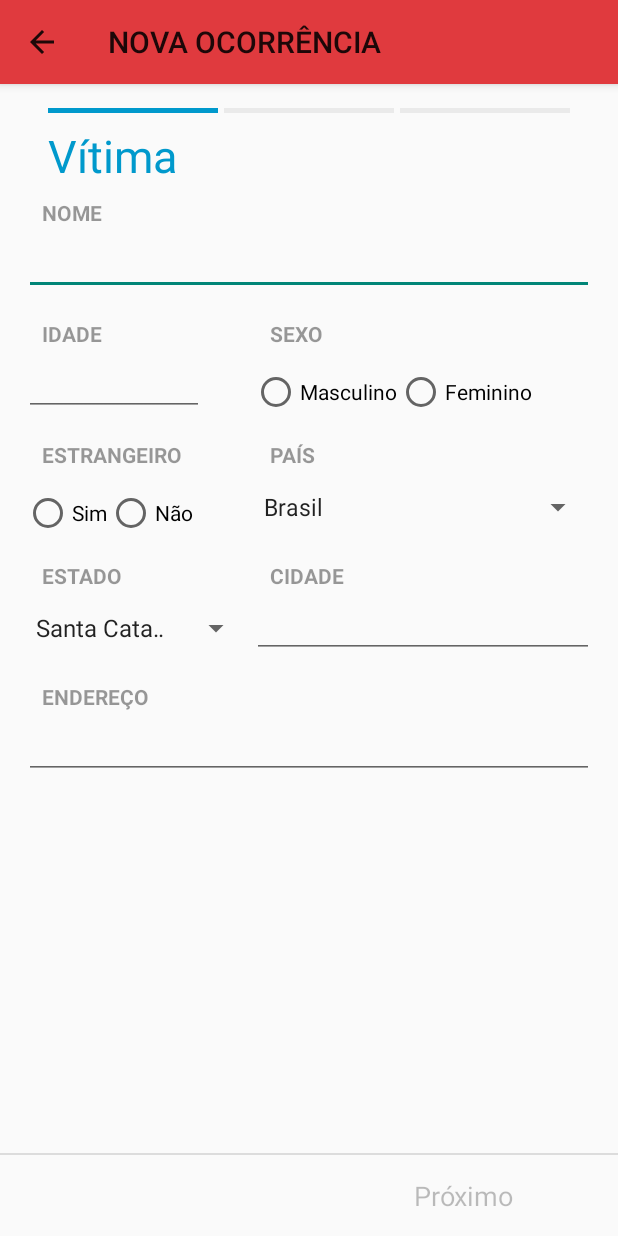
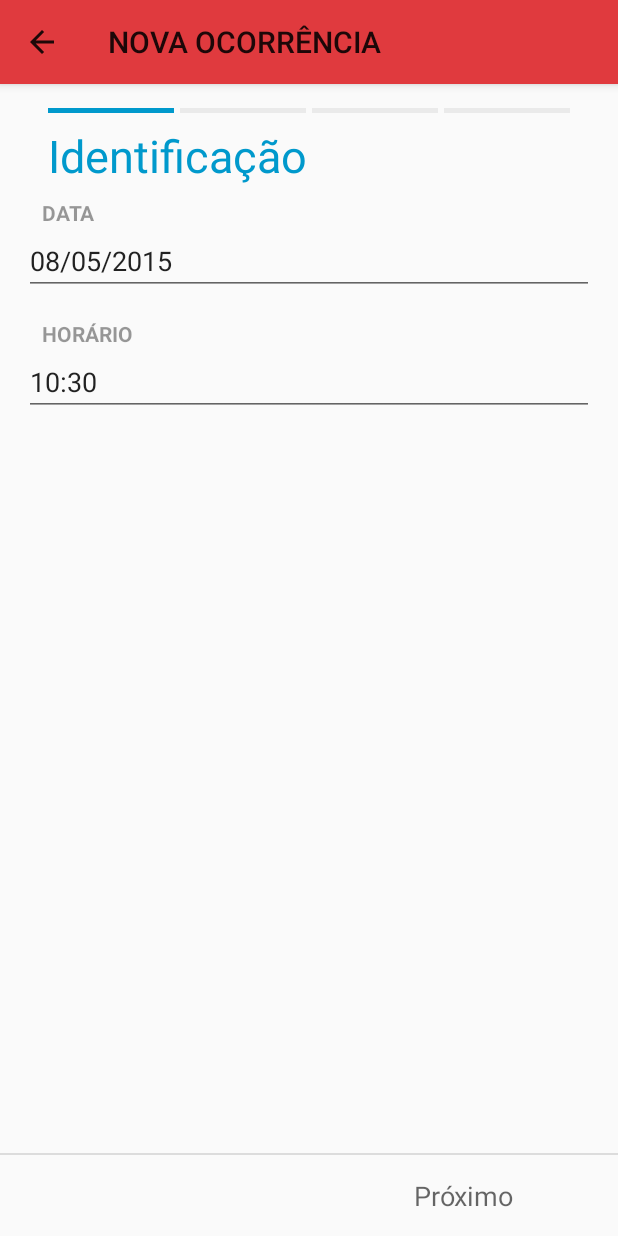
Before and after one commit to linomassarani/E-193-mobile, an Android app: the MainActivity screen opened directly, with no data from a screen before it, on a phone screen of 412 x 824 dp. Run offline under Robolectric (Android 15) with nearby library versions, the phone set to English and light mode, and no system bars; pictures from the network do not load.

Commit message:
Data and Time View Finished

```diff
--- a/app/src/main/java/org/sc/cbm/e193/praia/insercao/wizard/PraiaInsercaoWizardModel.java
+++ b/app/src/main/java/org/sc/cbm/e193/praia/insercao/wizard/PraiaInsercaoWizardModel.java
@@ -19,6 +19,7 @@ package org.sc.cbm.e193.praia.insercao.wizard;
 import org.sc.cbm.e193.praia.insercao.wizard.model.AbstractWizardModel;
 import org.sc.cbm.e193.praia.insercao.wizard.model.BranchPage;
 import org.sc.cbm.e193.praia.insercao.wizard.model.CustomerInfoPage;
+import org.sc.cbm.e193.praia.insercao.wizard.model.DateNTimePage;
 import org.sc.cbm.e193.praia.insercao.wizard.model.Page;
 import org.sc.cbm.e193.praia.insercao.wizard.model.PageList;
 import org.sc.cbm.e193.praia.insercao.wizard.model.SingleFixedChoicePage;
@@ -36,6 +37,8 @@ public class PraiaInsercaoWizardModel extends AbstractWizardModel {
     @Override
     protected PageList onNewRootPageList() {
         return new PageList(
+                new DateNTimePage(this, "Identificação")
+                        .setRequired(true),
                 new VictimInfoPage(this, "Vítima")
                         .setRequired(true),
 
@@ -83,11 +86,17 @@ public class PraiaInsercaoWizardModel extends AbstractWizardModel {
                         .addBranch("Afogamento com recuperação", appendBeachForm(
                                 new SingleFixedChoicePage(this, "Água")
                                         .setChoices("Doce", "Salgada")
+                                        .setRequired(true),
+                                new SingleFixedChoicePage(this, "Grau de afogamento")
+                                        .setChoices("1", "2", "3", "4", "5", "6")
                                         .setRequired(true)))
 
                         .addBranch("Afogamento seguido de morte", appendBeachForm(
                                 new SingleFixedChoicePage(this, "Água")
                                         .setChoices("Doce", "Salgada")
+                                        .setRequired(true),
+                                new SingleFixedChoicePage(this, "Grau de afogamento")
+                                        .setChoices("1", "2", "3", "4", "5", "6")
                                         .setRequired(true)))
 
                         .addBranch("Lesão ou corte",
--- /dev/null
+++ b/app/src/main/java/org/sc/cbm/e193/praia/insercao/wizard/model/DateNTimePage.java
@@ -0,0 +1,37 @@
+package org.sc.cbm.e193.praia.insercao.wizard.model;
+
+import android.support.v4.app.Fragment;
+import android.text.TextUtils;
+
+import org.sc.cbm.e193.praia.insercao.wizard.ui.DateNTimeFragment;
+
+import java.util.ArrayList;
+
+/**
+ * A page asking incident's date and hour
+ */
+public class DateNTimePage extends Page {
+    public static final String DATE_DATA_KEY = "date";
+    public static final String TIME_DATA_KEY = "time";
+
+    public DateNTimePage(ModelCallbacks callbacks, String title) {
+        super(callbacks, title);
+    }
+
+    @Override
+    public Fragment createFragment() {
+        return DateNTimeFragment.create(getKey());
+    }
+
+    @Override
+    public void getReviewItems(ArrayList<ReviewItem> dest) {
+        dest.add(new ReviewItem("Data", mData.getString(DATE_DATA_KEY), getKey(), -1));
+        dest.add(new ReviewItem("Horário", mData.getString(TIME_DATA_KEY), getKey(), -1));
+    }
+
+    @Override
+    public boolean isCompleted() {
+        return !TextUtils.isEmpty(mData.getString(TIME_DATA_KEY)) &&
+                !TextUtils.isEmpty(mData.getString(DATE_DATA_KEY));
+    }
+}
--- /dev/null
+++ b/app/src/main/java/org/sc/cbm/e193/praia/insercao/wizard/ui/DateNTimeFragment.java
@@ -0,0 +1,206 @@
+package org.sc.cbm.e193.praia.insercao.wizard.ui;
+
+import android.app.Activity;
+import android.os.Bundle;
+import android.support.v4.app.Fragment;
+import android.text.Editable;
+import android.text.TextWatcher;
+import android.view.LayoutInflater;
+import android.view.View;
+import android.view.ViewGroup;
+import android.widget.TextView;
+
+import org.sc.cbm.e193.R;
+import org.sc.cbm.e193.praia.insercao.wizard.model.DateNTimePage;
+
+import java.util.Calendar;
+
+public class DateNTimeFragment extends Fragment {
+    private static final String ARG_KEY = "key";
+
+    private PageFragmentCallbacks mCallbacks;
+    private String mKey;
+    private DateNTimePage mPage;
+    private TextView mTimeView;
+    private TextView mDateView;
+
+    public static DateNTimeFragment create(String key) {
+        Bundle args = new Bundle();
+        args.putString(ARG_KEY, key);
+
+        DateNTimeFragment fragment = new DateNTimeFragment();
+        fragment.setArguments(args);
+
+        return fragment;
+
+    }
+
+    @Override
+    public void onCreate(Bundle savedInstanceState) {
+        super.onCreate(savedInstanceState);
+
+        Bundle args = getArguments();
+        mKey = args.getString(ARG_KEY);
+        mPage = (DateNTimePage) mCallbacks.onGetPage(mKey);
+    }
+
+    /*
+     *   Beyond the common routines, does the refill job when user comes back to this fragment for
+     *   review or correction of any data
+     */
+    @Override
+    public View onCreateView(LayoutInflater inflater, ViewGroup container,
+                             Bundle savedInstanceState) {
+        final View rootView = inflater.inflate(R.layout.fragment_praia_insercao_wizard_page_date_n_time, container, false);
+        ((TextView) rootView.findViewById(android.R.id.title)).setText(mPage.getTitle());
+
+        mDateView = ((TextView) rootView.findViewById(R.id.incident_data));
+        mDateView.setOnClickListener(new View.OnClickListener() {
+            @Override
+            public void onClick(View v) {
+                DatePickerFragment newFragment = new DatePickerFragment();
+                newFragment.create(rootView);
+                newFragment.show(getFragmentManager(), "datePicker");
+            }
+        });
+        if(mPage.getData().getString(DateNTimePage.DATE_DATA_KEY) == null) {
+            String date = getCurrentDate();
+
+            mDateView.setText(date);
+            mPage.getData().putString(DateNTimePage.DATE_DATA_KEY, date);
+            mPage.notifyDataChanged();
+        } else {
+            mDateView.setText(mPage.getData().getString(DateNTimePage.DATE_DATA_KEY));
+        }
+
+
+        mTimeView = ((TextView) rootView.findViewById(R.id.incident_time));
+        mTimeView.setOnClickListener(new View.OnClickListener() {
+            @Override
+            public void onClick(View v) {
+                TimePickerFragment newFragment = new TimePickerFragment();
+                newFragment.create(rootView);
+                newFragment.show(getFragmentManager(), "timePicker");
+            }
+        });
+        if(mPage.getData().getString(DateNTimePage.TIME_DATA_KEY) == null) {
+            String time = getCurrentTime();
+
+            mTimeView.setText(time);
+            mPage.getData().putString(DateNTimePage.TIME_DATA_KEY, time);
+            mPage.notifyDataChanged();
+        } else {
+            mTimeView.setText(mPage.getData().getString(DateNTimePage.TIME_DATA_KEY));
+        }
+
+        return rootView;
+    }
+
+    private String getCurrentDate() {
+        final Calendar c = Calendar.getInstance();
+        String month_zero = "";
+        String day_zero = "";
+        int month = c.get(Calendar.MONTH);
+        int day = c.get(Calendar.DAY_OF_MONTH);
+        int year = c.get(Calendar.YEAR);
+
+        month_zero = month < 10 ? "0" : "";
+        day_zero = day < 10 ? "0" : "";
+
+        return day_zero + String.valueOf(day)
+                + "/" + month_zero
+                + String.valueOf(month)
+                + "/"
+                + String.valueOf(year);
+    }
+
+    private String getCurrentTime() {
+        final Calendar c = Calendar.getInstance();
+        String hour_zero = "";
+        String minute_zero = "";
+        int hourOfDay = c.get(Calendar.HOUR_OF_DAY);
+        int minute = c.get(Calendar.MINUTE);
+
+        hour_zero = hourOfDay < 10 ? "0" : "";
+        minute_zero = minute < 10 ? "0" : "";
+
+        return hour_zero + String.valueOf(hourOfDay) + ":" + minute_zero
+                + String.valueOf(minute);
+    }
+
+    @Override
+    public void onAttach(Activity activity) {
+        super.onAttach(activity);
+
+        if (!(activity instanceof PageFragmentCallbacks)) {
+            throw new ClassCastException("Activity must implement PageFragmentCallbacks");
+        }
+
+        mCallbacks = (PageFragmentCallbacks) activity;
+    }
+
+    @Override
+    public void onDetach() {
+        super.onDetach();
+        mCallbacks = null;
+    }
+
+    /*
+     *   Adds victim's informations to the final data's list while the user is filling the fields
+     */
+    @Override
+    public void onViewCreated(View view, Bundle savedInstanceState) {
+        super.onViewCreated(view, savedInstanceState);
+
+        mDateView.addTextChangedListener(new TextWatcher() {
+            @Override
+            public void beforeTextChanged(CharSequence charSequence, int i, int i1,
+                                          int i2) {
+            }
+
+            @Override
+            public void onTextChanged(CharSequence charSequence, int i, int i1, int i2) {
+            }
+
+            @Override
+            public void afterTextChanged(Editable editable) {
+                mPage.getData().putString(DateNTimePage.DATE_DATA_KEY,
+                        (editable != null) ? editable.toString() : null);
+                mPage.notifyDataChanged();
+            }
+        });
+
+        mTimeView.addTextChangedListener(new TextWatcher() {
+            @Override
+            public void beforeTextChanged(CharSequence charSequence, int i, int i1,
+                                          int i2) {
+            }
+
+            @Override
+            public void onTextChanged(CharSequence charSequence, int i, int i1, int i2) {
+            }
+
+            @Override
+            public void afterTextChanged(Editable editable) {
+                mPage.getData().putString(DateNTimePage.TIME_DATA_KEY,
+                        (editable != null) ? editable.toString() : null);
+                mPage.notifyDataChanged();
+            }
+        });
+    }
+
+    @Override
+    public void setMenuVisibility(boolean menuVisible) {
+        super.setMenuVisibility(menuVisible);
+
+        // In a future update to the support library, this should override setUserVisibleHint
+        // instead of setMenuVisibility.
+//        if (mNameView != null) {
+//            InputMethodManager imm = (InputMethodManager) getActivity().getSystemService(
+//                    Context.INPUT_METHOD_SERVICE);
+//            if (!menuVisible) {
+//                imm.hideSoftInputFromWindow(getView().getWindowToken(), 0);
+//            }
+//        }
+    }
+}
--- /dev/null
+++ b/app/src/main/res/layout/fragment_praia_insercao_wizard_page_date_n_time.xml
@@ -0,0 +1,71 @@
+<!--
+  Copyright 2013 Google Inc.
+
+  Licensed under the Apache License, Version 2.0 (the "License");
+  you may not use this file except in compliance with the License.
+  You may obtain a copy of the License at
+
+      http://www.apache.org/licenses/LICENSE-2.0
+
+  Unless required by applicable law or agreed to in writing, software
+  distributed under the License is distributed on an "AS IS" BASIS,
+  WITHOUT WARRANTIES OR CONDITIONS OF ANY KIND, either express or implied.
+  See the License for the specific language governing permissions and
+  limitations under the License.
+  -->
+
+<LinearLayout
+    style="@style/PraiaInsercaoWizardPageContainer"
+    xmlns:android="http://schemas.android.com/apk/res/android">
+
+    <TextView style="@style/PraiaInsercaoWizardPageTitle"/>
+
+    <ScrollView
+        android:layout_width="match_parent"
+        android:layout_height="0dp"
+        android:layout_weight="1"
+        android:paddingLeft="16dp"
+        android:paddingRight="16dp"
+        android:scrollbarStyle="outsideOverlay">
+
+        <LinearLayout
+            android:layout_width="match_parent"
+            android:layout_height="match_parent"
+            android:orientation="vertical">
+
+            <TextView
+                style="@style/PraiaInsercaoWizardFormLabel"
+                android:text="@string/label_incident_date"/>
+
+            <EditText
+                android:id="@+id/incident_data"
+                android:layout_width="match_parent"
+                android:layout_height="wrap_content"
+                android:layout_marginBottom="16dp"
+                android:inputType="textCapWords"
+                android:singleLine="true"
+                android:saveEnabled="false"
+                android:editable="false"
+                android:cursorVisible="false"
+                android:clickable="false"
+                android:focusable="false"/>
+
+            <TextView
+                style="@style/PraiaInsercaoWizardFormLabel"
+                android:text="@string/label_incident_time"/>
+
+            <EditText
+                android:id="@+id/incident_time"
+                android:layout_width="match_parent"
+                android:layout_height="wrap_content"
+                android:layout_marginBottom="16dp"
+                android:inputType="textCapWords"
+                android:singleLine="true"
+                android:saveEnabled="false"
+                android:editable="false"
+                android:cursorVisible="false"
+                android:clickable="false"
+                android:focusable="false"/>
+        </LinearLayout>
+    </ScrollView>
+</LinearLayout>
--- a/app/src/main/res/values/strings.xml
+++ b/app/src/main/res/values/strings.xml
@@ -50,4 +50,6 @@
     <string name="label_state">Estado</string>
     <string name="label_address">Endereço</string>
     <string name="label_city">Cidade</string>
+    <string name="label_incident_date">Data</string>
+    <string name="label_incident_time">Horário</string>
 </resources>
```
Also changed, not shown: app/src/main/java/org/sc/cbm/e193/praia/insercao/wizard/ui/DatePickerFragment.java (added, +56 -0 lines), app/src/main/java/org/sc/cbm/e193/praia/insercao/wizard/ui/TimePickerFragment.java (added, +54 -0 lines).
